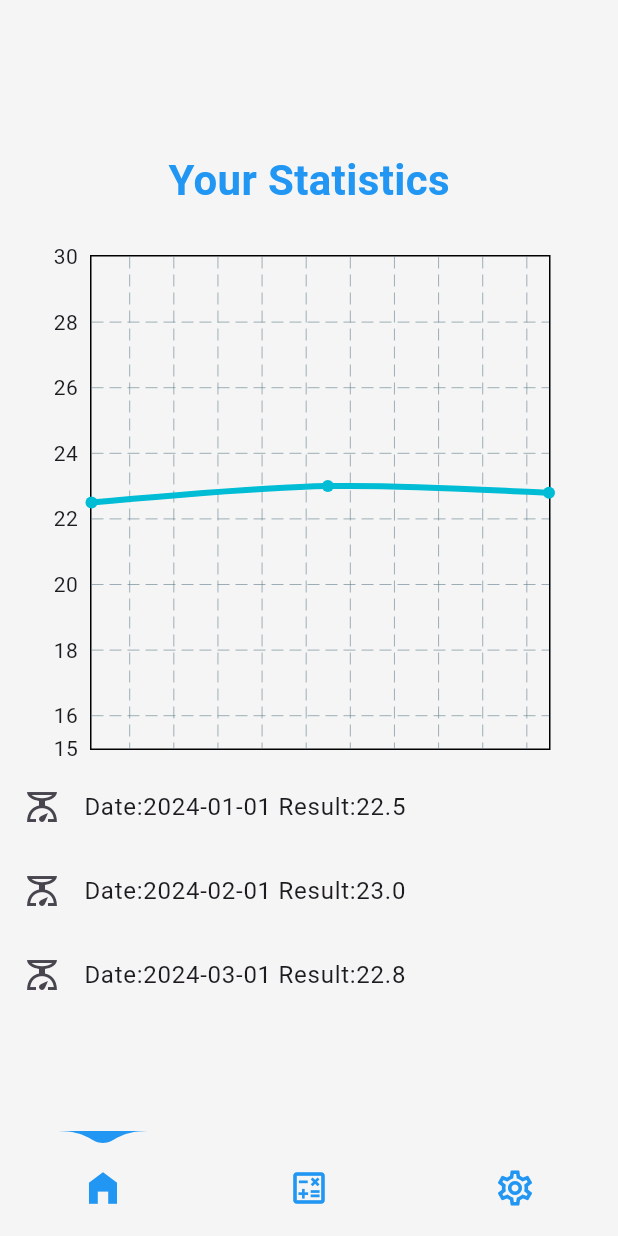
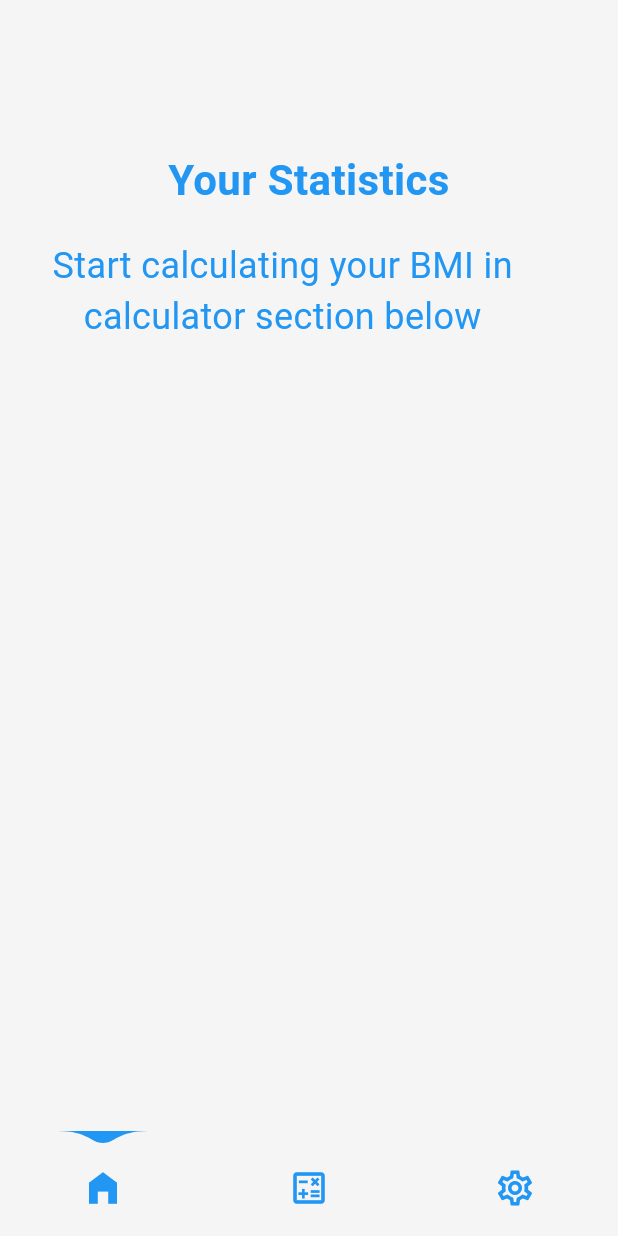
Before and after one commit to kry-ozo/bmiApp, a Flutter app: the screen it shows after launch, on a phone screen of 412 x 824 dp. Run offline on Flutter 3.47's test engine with Material 3 defaults, Android fonts, the phone set to English and light mode, and no system bars; drawn by our look-alikes of fl_chart, water_drop_nav_bar.

Commit message:
small changes in bmi service, added first steps in logic and showing all things

```diff
--- a/lib/models/bmi_data.dart
+++ b/lib/models/bmi_data.dart
@@ -1,6 +1,7 @@
 class BmiData {
+  final String id;
   final DateTime date;
   final double bmi;
 
-  BmiData(this.date, this.bmi);
+  BmiData( this.id,this.date, this.bmi);
 }
--- a/lib/pages/main_page.dart
+++ b/lib/pages/main_page.dart
@@ -2,6 +2,7 @@ import 'package:flutter/material.dart';
 import 'package:weather_app/components/bmi_tile.dart';
 import 'package:weather_app/components/chart_line.dart';
 import 'package:weather_app/models/bmi_data.dart';
+import 'package:weather_app/services/bmi_service.dart';
 
 
 class MainPage extends StatefulWidget {
@@ -12,11 +13,7 @@ class MainPage extends StatefulWidget {
 }
 
 class _MainPageState extends State<MainPage> {
-  final List<BmiData> bmiHistory = [
-    BmiData(DateTime(2024, 1, 1), 22.5),
-    BmiData(DateTime(2024, 2, 1), 23.0),
-    BmiData(DateTime(2024, 3, 1), 22.8),
-  ];
+  final List<BmiData> bmiHistory = BmiService().getAllBmiData();
 
   @override
   Widget build(BuildContext context) {
@@ -25,11 +22,21 @@ class _MainPageState extends State<MainPage> {
         const SizedBox(height: 80,),
         const SizedBox(height: 20,),
         const Text("Your Statistics",
-        style: TextStyle(color: Colors.blue, fontSize: 28,fontWeight: FontWeight.bold),),
+        style: TextStyle(color: Colors.blue, fontSize: 28,fontWeight: FontWeight.bold), textAlign: TextAlign.center,),
         const SizedBox(height: 20,),
         Container(
           margin: const EdgeInsets.only(right: 35),
-          child: ChartLine(bmiHistory: bmiHistory)
+          child: Builder(
+            builder: (context){
+              if(bmiHistory.isEmpty){
+                return Text("Start calculating your BMI in calculator section below", style: TextStyle(color: Colors.blue, fontSize: 24,), textAlign: TextAlign.center,);
+              }else{
+                return ChartLine(bmiHistory: bmiHistory);
+              }
+            }
+            )
+
+
           ),
         Expanded(
           child: ListView.builder(
--- a/lib/services/bmi_service.dart
+++ b/lib/services/bmi_service.dart
@@ -1,3 +1,21 @@
+import 'package:weather_app/models/bmi_data.dart';
+import 'package:uuid/uuid.dart';
+
 class BmiService{
+  final List<BmiData> _bmiData = [];
 
+  List<BmiData> getAllBmiData(){
+    return _bmiData;
+  }
+
+  void addBmiData(bmi,date){
+    const uuid = Uuid();
+    String newId = uuid.v1();
+
+    _bmiData.add(BmiData(newId, date, bmi));
+  }
+
+  void deleteBmiData(String id){
+    _bmiData.removeWhere((bmiData)=> bmiData.id == id);
+  }
 }
--- a/pubspec.yaml
+++ b/pubspec.yaml
@@ -14,6 +14,7 @@ dependencies:
   chart_sparkline: ^1.1.1
   fl_animated_linechart: ^1.2.0
   fl_chart: ^0.69.2
+  uuid: ^4.5.1
 
 dev_dependencies:
   flutter_test:
```
Also changed, not shown: pubspec.lock.
